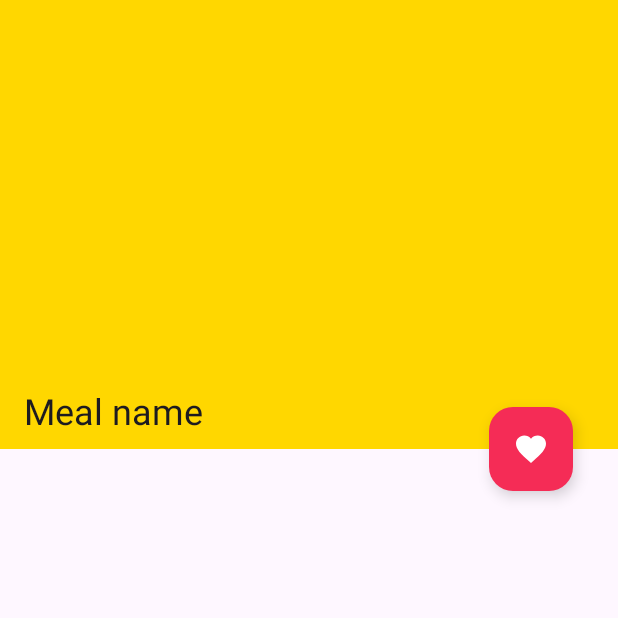
After one commit to ALLAN-star-glitch/Food-App-Using-Kotlin-XML-MVVM-Retrofit-and-ROOM, an Android app: the MealActivity screen opened directly, with no data from a screen before it, on a phone screen of 412 x 824 dp, the top half of it. The commit adds this screen. Run offline under Robolectric (Android 15) with nearby library versions, the phone set to English and light mode, and no system bars; our stand-ins replace sdp/ssp sizes; 1 statement that could not run was skipped.

Commit message:
added the mealActivity and set the Intent to the activity

```diff
--- a/app/src/main/AndroidManifest.xml
+++ b/app/src/main/AndroidManifest.xml
@@ -11,7 +11,9 @@
         android:supportsRtl="true"
         android:theme="@style/Theme.Yummy"
         android:usesCleartextTraffic="true">
-
+        <activity
+            android:name=".ui.activities.MealActivity"
+            android:exported="false" />
         <activity
             android:name=".ui.activities.MainActivity"
             android:exported="true">
--- /dev/null
+++ b/app/src/main/java/com/example/yummy/ui/activities/MealActivity.kt
@@ -0,0 +1,21 @@
+package com.example.yummy.ui.activities
+
+import android.os.Bundle
+import androidx.activity.enableEdgeToEdge
+import androidx.appcompat.app.AppCompatActivity
+import androidx.core.view.ViewCompat
+import androidx.core.view.WindowInsetsCompat
+import com.example.yummy.R
+
+class MealActivity : AppCompatActivity() {
+    override fun onCreate(savedInstanceState: Bundle?) {
+        super.onCreate(savedInstanceState)
+        enableEdgeToEdge()
+        setContentView(R.layout.activity_meal)
+        ViewCompat.setOnApplyWindowInsetsListener(findViewById(R.id.main)) { v, insets ->
+            val systemBars = insets.getInsets(WindowInsetsCompat.Type.systemBars())
+            v.setPadding(systemBars.left, systemBars.top, systemBars.right, systemBars.bottom)
+            insets
+        }
+    }
+}
--- a/app/src/main/java/com/example/yummy/ui/fragments/HomeFragment.kt
+++ b/app/src/main/java/com/example/yummy/ui/fragments/HomeFragment.kt
@@ -1,5 +1,6 @@
 package com.example.yummy.ui.fragments
 
+import android.content.Intent
 import android.os.Bundle
 import androidx.fragment.app.Fragment
 import android.view.LayoutInflater
@@ -9,6 +10,7 @@ import androidx.lifecycle.ViewModelProvider
 import com.bumptech.glide.Glide
 import com.example.yummy.databinding.FragmentHomeBinding
 import com.example.yummy.mvvm.HomeViewModel
+import com.example.yummy.ui.activities.MealActivity
 
 class HomeFragment : Fragment() {
 
@@ -29,6 +31,18 @@ class HomeFragment : Fragment() {
         super.onViewCreated(view, savedInstanceState)
         homeMvvm.getRandomMeal()
         observerRandomMeal()
+
+        //function call for clicking the random meal image
+        onRandomMealClick()
+    }
+
+    private fun onRandomMealClick() {
+        binding.randomCardImage.setOnClickListener{
+
+            val intent = Intent(activity,MealActivity::class.java)
+            startActivity(intent)
+
+        }
     }
 
     private fun observerRandomMeal() {
--- /dev/null
+++ b/app/src/main/res/layout/activity_meal.xml
@@ -0,0 +1,61 @@
+<?xml version="1.0" encoding="utf-8"?>
+<androidx.coordinatorlayout.widget.CoordinatorLayout xmlns:android="http://schemas.android.com/apk/res/android"
+    xmlns:app="http://schemas.android.com/apk/res-auto"
+    xmlns:tools="http://schemas.android.com/tools"
+    android:id="@+id/details_root"
+    android:layout_width="match_parent"
+    android:layout_height="match_parent"
+    tools:context=".ui.activities.MealActivity">
+
+
+
+    <com.google.android.material.appbar.AppBarLayout
+        android:id="@+id/appBar"
+        android:layout_width="match_parent"
+        android:layout_height="@dimen/_230sdp"
+        android:backgroundTint="@color/primary"
+        android:fitsSystemWindows="true">
+
+        <com.google.android.material.appbar.CollapsingToolbarLayout
+            android:id="@+id/collapsing_toolbar"
+            android:layout_width="match_parent"
+            android:layout_height="match_parent"
+            android:fitsSystemWindows="true"
+            app:contentScrim="@color/primary"
+            app:layout_scrollFlags="scroll|snap|exitUntilCollapsed"
+            app:title="Meal name">
+
+            <ImageView
+                android:id="@+id/img_meal_detail"
+                android:layout_width="match_parent"
+                android:layout_height="match_parent"
+                android:contentDescription="@string/random_image"
+                android:scaleType="centerCrop"
+                app:layout_collapseMode="parallax" />
+
+            <androidx.appcompat.widget.Toolbar
+                android:id="@+id/toolbar"
+                android:layout_width="match_parent"
+                android:layout_height="?actionBarSize"
+                app:layout_collapseMode="pin"
+                app:titleTextColor="@color/white" />
+        </com.google.android.material.appbar.CollapsingToolbarLayout>
+
+    </com.google.android.material.appbar.AppBarLayout>
+
+    <com.google.android.material.floatingactionbutton.FloatingActionButton
+        android:id="@+id/btn_save"
+        android:layout_width="wrap_content"
+        android:layout_height="wrap_content"
+        android:layout_marginEnd="30dp"
+        android:baselineAlignBottom="false"
+        android:clickable="true"
+        android:focusable="true"
+        android:contentDescription="@string/fabicon"
+        android:src="@drawable/icon_favorite"
+        app:backgroundTint="@color/accent"
+        app:fabSize="normal"
+        app:layout_anchor="@id/appBar"
+        app:layout_anchorGravity="bottom|end"
+        app:tint="@color/white" />
+</androidx.coordinatorlayout.widget.CoordinatorLayout>
--- a/app/src/main/res/values/strings.xml
+++ b/app/src/main/res/values/strings.xml
@@ -8,4 +8,5 @@
     <string name="popular_food">Popular Food</string>
     <string name="categories">categories</string>
     <string name="random_image">Random Image</string>
+    <string name="fabicon">fabicon</string>
 </resources>
```
